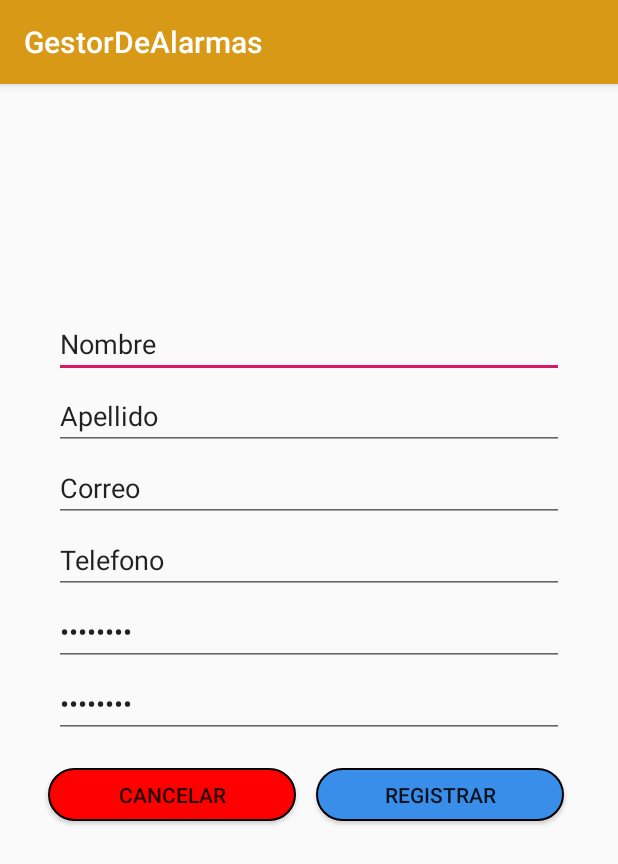
After one commit to retax3/GestorDeAlarmas, an Android app: the Registro screen opened directly, with no data from a screen before it, on a phone screen of 412 x 824 dp. The commit adds this screen. Shown: the top 864 px of the screen. Run offline under Robolectric (Android 15) with nearby library versions, the phone set to English and light mode, and no system bars.

Commit message:
Registro
registro realizado

```diff
--- a/app/src/main/AndroidManifest.xml
+++ b/app/src/main/AndroidManifest.xml
@@ -9,10 +9,11 @@
         android:roundIcon="@mipmap/ic_launcher_round"
         android:supportsRtl="true"
         android:theme="@style/AppTheme">
-        <activity android:name=".Login"></activity>
-        <activity android:name=".SplashActivity"
-            android:theme="@style/Theme.AppCompat.NoActionBar"
-            >
+        <activity android:name=".Registro"></activity>
+        <activity android:name=".Login" />
+        <activity
+            android:name=".SplashActivity"
+            android:theme="@style/Theme.AppCompat.NoActionBar">
             <intent-filter>
                 <action android:name="android.intent.action.MAIN" />
 
--- a/app/src/main/java/com/example/gestordealarmas/Login.java
+++ b/app/src/main/java/com/example/gestordealarmas/Login.java
@@ -1,8 +1,10 @@
 package com.example.gestordealarmas;
 
+import android.content.Intent;
 import android.support.v7.app.AppCompatActivity;
 import android.os.Bundle;
 import android.text.Html;
+import android.view.View;
 import android.widget.Button;
 import android.widget.EditText;
 
@@ -19,6 +21,15 @@ private String correo;
         bIngresar=findViewById(R.id.bIngresar);
         bRegistrar=findViewById(R.id.bRegistrar);
 
+        bRegistrar.setOnClickListener(new View.OnClickListener() {
+            @Override
+            public void onClick(View v) {
+                Intent intent= new Intent(Login.this,Registro.class);
+                startActivity(intent);
+                finish();
+            }
+        });
+
 
     }
 }
--- /dev/null
+++ b/app/src/main/java/com/example/gestordealarmas/Registro.java
@@ -0,0 +1,27 @@
+package com.example.gestordealarmas;
+
+import android.content.Intent;
+import android.support.v7.app.AppCompatActivity;
+import android.os.Bundle;
+import android.view.View;
+import android.widget.Button;
+
+public class Registro extends AppCompatActivity {
+private Button bCancelar,bRegistrar;
+    @Override
+    protected void onCreate(Bundle savedInstanceState) {
+        super.onCreate(savedInstanceState);
+        setContentView(R.layout.activity_registro);
+
+        bCancelar=findViewById(R.id.bCancelar);
+
+        bCancelar.setOnClickListener(new View.OnClickListener() {
+            @Override
+            public void onClick(View v) {
+                Intent intent=new Intent(Registro.this,Login.class);
+                startActivity(intent);
+                finish();
+            }
+        });
+    }
+}
--- a/app/src/main/res/drawable/boton_redondo_rojo.xml
+++ b/app/src/main/res/drawable/boton_redondo_rojo.xml
@@ -1,6 +1,6 @@
 <?xml version="1.0" encoding="utf-8"?>
 <shape xmlns:android="http://schemas.android.com/apk/res/android">
-    <solid android:color="#EC355F"></solid>
+    <solid android:color="#FF0000"></solid>
     <corners android:radius="100dp"></corners>
     <stroke android:color="#000" android:width="1dp"></stroke>
 </shape>
--- a/app/src/main/res/layout/activity_login.xml
+++ b/app/src/main/res/layout/activity_login.xml
@@ -6,38 +6,22 @@
     android:layout_height="match_parent"
     tools:context=".Login">
 
-    <TextView
-        android:id="@+id/textView"
-        android:layout_width="wrap_content"
-        android:layout_height="wrap_content"
-        android:layout_marginStart="8dp"
-        android:layout_marginLeft="8dp"
-        android:layout_marginTop="144dp"
-        android:layout_marginEnd="8dp"
-        android:layout_marginRight="8dp"
-        android:text="Ingresar"
-        android:textAppearance="@style/TextAppearance.AppCompat.Display2"
-        app:layout_constraintEnd_toEndOf="parent"
-        app:layout_constraintHorizontal_bias="0.497"
-        app:layout_constraintStart_toStartOf="parent"
-        app:layout_constraintTop_toTopOf="parent" />
-
     <EditText
         android:id="@+id/editCorreo"
         android:layout_width="320dp"
         android:layout_height="45dp"
         android:layout_marginStart="8dp"
         android:layout_marginLeft="8dp"
-        android:layout_marginTop="92dp"
+        android:layout_marginTop="68dp"
         android:layout_marginEnd="8dp"
         android:layout_marginRight="8dp"
         android:ems="10"
         android:inputType="textPersonName"
         android:text="Correo"
         app:layout_constraintEnd_toEndOf="parent"
-        app:layout_constraintHorizontal_bias="0.485"
+        app:layout_constraintHorizontal_bias="0.506"
         app:layout_constraintStart_toStartOf="parent"
-        app:layout_constraintTop_toBottomOf="@+id/textView" />
+        app:layout_constraintTop_toBottomOf="@+id/imageView3" />
 
     <EditText
         android:id="@+id/editPass"
@@ -45,12 +29,13 @@
         android:layout_height="45dp"
         android:layout_marginStart="8dp"
         android:layout_marginLeft="8dp"
-        android:layout_marginTop="8dp"
+        android:layout_marginTop="12dp"
         android:layout_marginEnd="8dp"
         android:layout_marginRight="8dp"
         android:ems="10"
         android:inputType="textPassword"
         app:layout_constraintEnd_toEndOf="parent"
+        app:layout_constraintHorizontal_bias="0.506"
         app:layout_constraintStart_toStartOf="parent"
         app:layout_constraintTop_toBottomOf="@+id/editCorreo"
         tools:text="Password" />
@@ -61,14 +46,15 @@
         android:layout_height="45dp"
         android:layout_marginStart="8dp"
         android:layout_marginLeft="8dp"
-        android:layout_marginTop="8dp"
+        android:layout_marginTop="12dp"
         android:layout_marginEnd="8dp"
         android:layout_marginRight="8dp"
         android:background="@drawable/boton_redondo"
         android:text="Ingresar"
         app:layout_constraintEnd_toEndOf="parent"
+        app:layout_constraintHorizontal_bias="0.506"
         app:layout_constraintStart_toStartOf="parent"
-        app:layout_constraintTop_toBottomOf="@+id/editText2" />
+        app:layout_constraintTop_toBottomOf="@+id/editPass" />
 
     <Button
         android:id="@+id/bRegistrar"
@@ -76,12 +62,28 @@
         android:layout_height="45dp"
         android:layout_marginStart="8dp"
         android:layout_marginLeft="8dp"
-        android:layout_marginTop="8dp"
+        android:layout_marginTop="16dp"
         android:layout_marginEnd="8dp"
         android:layout_marginRight="8dp"
+        android:background="@drawable/boton_redondo_rojo"
         android:text="Registrar"
-        android:background="@drawable/boton_redondo_rojo"
+        app:layout_constraintEnd_toEndOf="parent"
+        app:layout_constraintHorizontal_bias="0.493"
+        app:layout_constraintStart_toStartOf="parent"
+        app:layout_constraintTop_toBottomOf="@+id/bIngresar" />
+
+    <ImageView
+        android:id="@+id/imageView3"
+        android:layout_width="81dp"
+        android:layout_height="68dp"
+        android:layout_marginStart="8dp"
+        android:layout_marginLeft="8dp"
+        android:layout_marginTop="124dp"
+        android:layout_marginEnd="8dp"
+        android:layout_marginRight="8dp"
         app:layout_constraintEnd_toEndOf="parent"
         app:layout_constraintStart_toStartOf="parent"
-        app:layout_constraintTop_toBottomOf="@+id/bIngresar" />
+        app:layout_constraintTop_toTopOf="parent"
+        app:srcCompat="@drawable/user" />
+
 </android.support.constraint.ConstraintLayout>
--- /dev/null
+++ b/app/src/main/res/layout/activity_registro.xml
@@ -0,0 +1,129 @@
+<?xml version="1.0" encoding="utf-8"?>
+<android.support.constraint.ConstraintLayout xmlns:android="http://schemas.android.com/apk/res/android"
+    xmlns:app="http://schemas.android.com/apk/res-auto"
+    xmlns:tools="http://schemas.android.com/tools"
+    android:layout_width="match_parent"
+    android:layout_height="match_parent"
+    tools:context=".Registro">
+
+    <EditText
+        android:id="@+id/editText"
+        android:layout_width="340dp"
+        android:layout_height="40dp"
+        android:layout_marginStart="8dp"
+        android:layout_marginLeft="8dp"
+        android:layout_marginTop="156dp"
+        android:layout_marginEnd="8dp"
+        android:layout_marginRight="8dp"
+        android:ems="10"
+        android:inputType="textPersonName"
+        android:text="Nombre"
+        app:layout_constraintEnd_toEndOf="parent"
+        app:layout_constraintHorizontal_bias="0.497"
+        app:layout_constraintStart_toStartOf="parent"
+        app:layout_constraintTop_toTopOf="parent" />
+
+    <EditText
+        android:id="@+id/editText2"
+        android:layout_width="340dp"
+        android:layout_height="40dp"
+        android:layout_marginStart="8dp"
+        android:layout_marginLeft="8dp"
+        android:layout_marginTop="8dp"
+        android:layout_marginEnd="8dp"
+        android:layout_marginRight="8dp"
+        android:ems="10"
+        android:inputType="textPersonName"
+        android:text="Apellido"
+        app:layout_constraintEnd_toEndOf="parent"
+        app:layout_constraintStart_toStartOf="parent"
+        app:layout_constraintTop_toBottomOf="@+id/editText" />
+
+    <EditText
+        android:id="@+id/editText3"
+        android:layout_width="340dp"
+        android:layout_height="40dp"
+        android:layout_marginStart="8dp"
+        android:layout_marginLeft="8dp"
+        android:layout_marginTop="8dp"
+        android:layout_marginEnd="8dp"
+        android:layout_marginRight="8dp"
+        android:ems="10"
+        android:inputType="textPersonName"
+        android:text="Correo"
+        app:layout_constraintEnd_toEndOf="parent"
+        app:layout_constraintStart_toStartOf="parent"
+        app:layout_constraintTop_toBottomOf="@+id/editText2" />
+
+    <EditText
+        android:id="@+id/editText4"
+        android:layout_width="340dp"
+        android:layout_height="40dp"
+        android:layout_marginStart="8dp"
+        android:layout_marginLeft="8dp"
+        android:layout_marginTop="8dp"
+        android:layout_marginEnd="8dp"
+        android:layout_marginRight="8dp"
+        android:ems="10"
+        android:inputType="textPassword"
+        android:text="Password"
+        app:layout_constraintEnd_toEndOf="parent"
+        app:layout_constraintStart_toStartOf="parent"
+        app:layout_constraintTop_toBottomOf="@+id/editText5" />
+
+    <EditText
+        android:id="@+id/editText5"
+        android:layout_width="340dp"
+        android:layout_height="40dp"
+        android:layout_marginStart="8dp"
+        android:layout_marginLeft="8dp"
+        android:layout_marginTop="8dp"
+        android:layout_marginEnd="8dp"
+        android:layout_marginRight="8dp"
+        android:ems="10"
+        android:inputType="phone"
+        android:text="Telefono"
+        app:layout_constraintEnd_toEndOf="parent"
+        app:layout_constraintStart_toStartOf="parent"
+        app:layout_constraintTop_toBottomOf="@+id/editText3" />
+
+    <EditText
+        android:id="@+id/editText6"
+        android:layout_width="340dp"
+        android:layout_height="40dp"
+        android:layout_marginStart="8dp"
+        android:layout_marginLeft="8dp"
+        android:layout_marginTop="8dp"
+        android:layout_marginEnd="8dp"
+        android:layout_marginRight="8dp"
+        android:ems="10"
+        android:inputType="textPassword"
+        android:text="Password"
+        app:layout_constraintEnd_toEndOf="parent"
+        app:layout_constraintStart_toStartOf="parent"
+        app:layout_constraintTop_toBottomOf="@+id/editText4" />
+
+    <Button
+        android:id="@+id/bRegistrar"
+        android:layout_width="165dp"
+        android:layout_height="35dp"
+        android:layout_marginTop="20dp"
+        android:layout_marginEnd="36dp"
+        android:layout_marginRight="36dp"
+        android:background="@drawable/boton_redondo"
+        android:text="Registrar"
+        app:layout_constraintEnd_toEndOf="parent"
+        app:layout_constraintTop_toBottomOf="@+id/editText6" />
+
+    <Button
+        android:id="@+id/bCancelar"
+        android:layout_width="165dp"
+        android:layout_height="35dp"
+        android:layout_marginStart="32dp"
+        android:layout_marginLeft="32dp"
+        android:layout_marginTop="20dp"
+        android:background="@drawable/boton_redondo_rojo"
+        android:text="Cancelar"
+        app:layout_constraintStart_toStartOf="parent"
+        app:layout_constraintTop_toBottomOf="@+id/editText6" />
+</android.support.constraint.ConstraintLayout>
```
Also changed, not shown: app/src/main/res/drawable/user.png (added).
